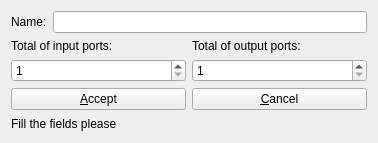
Qt form newProject.ui (PyForce/VHDLCodeGenerator) before a commit.
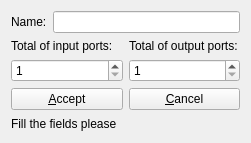
The same form after that commit.

Patch:
```diff
--- a/newProject.ui
+++ b/newProject.ui
@@ -6,7 +6,7 @@
    <rect>
     <x>0</x>
     <y>0</y>
-    <width>378</width>
+    <width>251</width>
     <height>143</height>
    </rect>
   </property>
```
Left out of the diff: 23 changed lines with no effect on the pictures.
